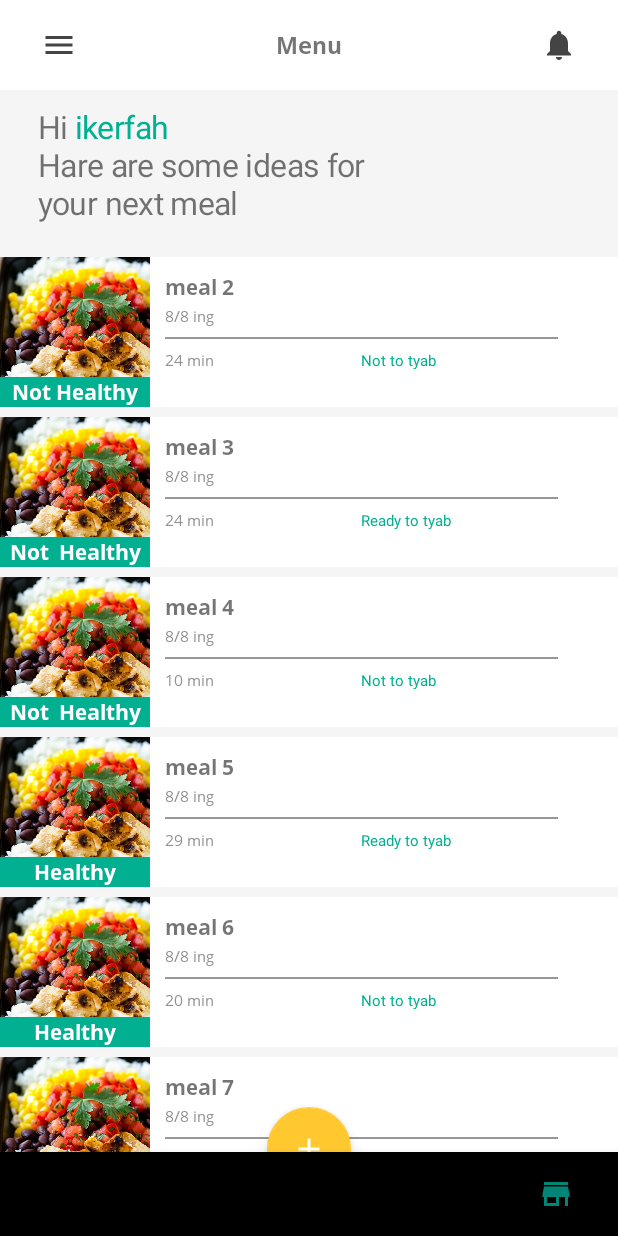
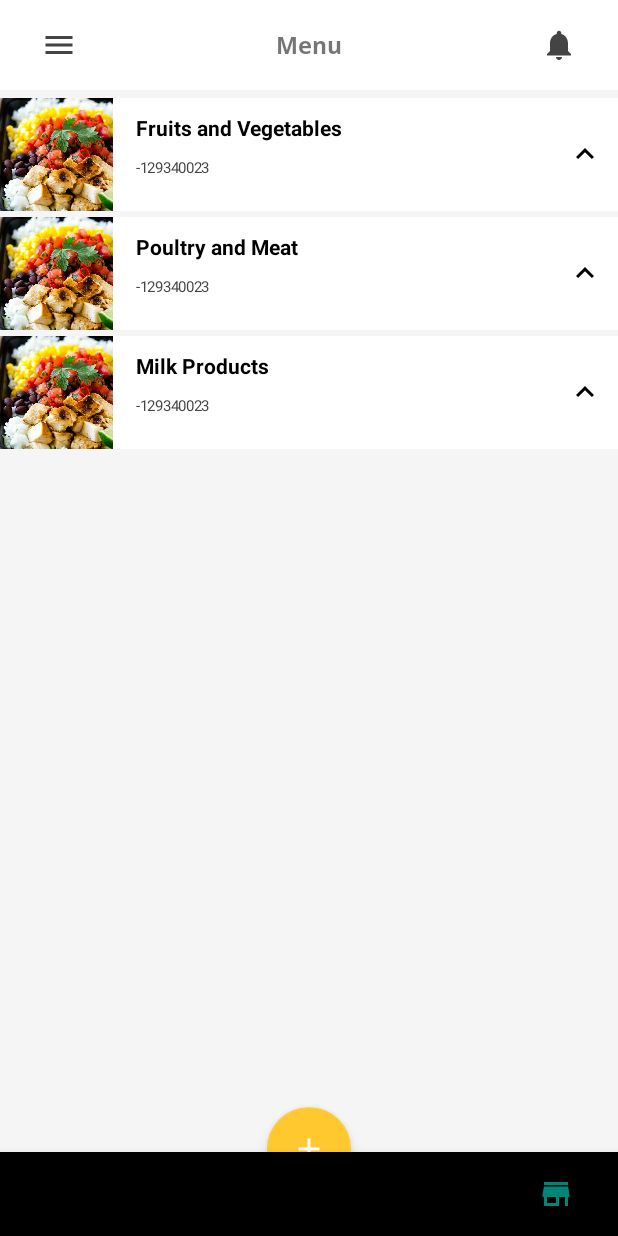
Before and after one commit to ikerfah/Junction2019, an Android app: the screen it shows after launch (MainActivity), item 5 of the bottom bar chosen, on a phone screen of 412 x 824 dp. Run offline under Robolectric (Android 15) with nearby library versions, the phone set to English and light mode, and no system bars; our stand-ins replace data binding.

Commit message:
Add expandable list view to my chicken view with dummy data

```diff
--- /dev/null
+++ b/app/src/main/java/com/ikerfah/junction2019/Faker.kt
@@ -0,0 +1,40 @@
+package com.ikerfah.junction2019
+
+import com.ikerfah.junction2019.kitchen.MyChickenChild
+import com.ikerfah.junction2019.kitchen.MyChickenGroup
+
+
+class Faker {
+
+    companion object{
+        fun getData(): HashMap<String, List<MyChickenChild>> {
+            val expandableListDetail = HashMap<String, List<MyChickenChild>>()
+
+            val cricket = ArrayList<MyChickenChild>()
+            cricket.add(MyChickenChild("India","5"))
+            cricket.add(MyChickenChild("Pakistan","12"))
+            cricket.add(MyChickenChild("Australia","1"))
+            cricket.add(MyChickenChild("England","2"))
+            cricket.add(MyChickenChild("South Africa","5"))
+
+            val football = ArrayList<MyChickenChild>()
+            football.add(MyChickenChild("Brazil","2"))
+            football.add(MyChickenChild("Spain","3"))
+            football.add(MyChickenChild("Germany","4"))
+            football.add(MyChickenChild("Netherlands","0.5"))
+            football.add(MyChickenChild("Italy","5"))
+
+            val basketball = ArrayList<MyChickenChild>()
+            basketball.add(MyChickenChild("United States","2"))
+            basketball.add(MyChickenChild("Spain","4"))
+            basketball.add(MyChickenChild("Argentina","1"))
+            basketball.add(MyChickenChild("France","1"))
+            basketball.add(MyChickenChild("Russia","7"))
+
+            expandableListDetail["Fruits and Vegetables"] = cricket
+            expandableListDetail["Poultry and Meat"] = football
+            expandableListDetail["Milk Products"] = basketball
+            return expandableListDetail
+        }
+    }
+}
--- a/app/src/main/java/com/ikerfah/junction2019/HomeFragment.kt
+++ /dev/null
@@ -1,62 +0,0 @@
-package com.ikerfah.junction2019
-
-
-import android.graphics.Rect
-import android.os.Bundle
-import androidx.fragment.app.Fragment
-import android.view.LayoutInflater
-import android.view.View
-import android.view.ViewGroup
-import androidx.recyclerview.widget.LinearLayoutManager
-import androidx.recyclerview.widget.RecyclerView
-import com.ikerfah.junction2019.databinding.FragmentHomeBinding
-
-/**
- * A simple [Fragment] subclass.
- */
-class HomeFragment : Fragment() {
-
-    private lateinit var mBinding : FragmentHomeBinding
-    override fun onCreateView(
-        inflater: LayoutInflater, container: ViewGroup?,
-        savedInstanceState: Bundle?
-    ): View? {
-        // Inflate the layout for this fragment
-        mBinding = FragmentHomeBinding.inflate(inflater,container,false)
-        return mBinding.root
-    }
-
-    override fun onViewCreated(view: View, savedInstanceState: Bundle?) {
-        var adapter = MealAdapter(
-            arrayListOf(
-                Meal("meal 1", "8/8 ing", "24 min", "Ready to tyab", "Healthy"),
-                Meal("meal 2", "8/8 ing", "24 min", "Not to tyab", "Not Healthy"),
-                Meal("meal 3", "8/8 ing", "24 min", "Ready to tyab", "Not  Healthy"),
-                Meal("meal 4", "8/8 ing", "10 min", "Not to tyab", "Not  Healthy"),
-                Meal("meal 5", "8/8 ing", "29 min", "Ready to tyab", "Healthy"),
-                Meal("meal 6", "8/8 ing", "20 min", "Not to tyab", "Healthy"),
-                Meal("meal 7", "8/8 ing", "5 min", "Ready to tyab", "Not Healthy"),
-                Meal("meal 8", "8/8 ing", "64 min", "Ready to tyab", "Healthy")
-            )
-        )
-
-        mBinding.recycler.layoutManager =
-            LinearLayoutManager(context, LinearLayoutManager.VERTICAL, false)
-        mBinding.recycler.adapter = adapter
-
-        mBinding.recycler.addItemDecoration(object : RecyclerView.ItemDecoration() {
-            override fun getItemOffsets(
-                outRect: Rect,
-                view: View,
-                parent: RecyclerView,
-                state: RecyclerView.State
-            ) {
-                with(outRect) {
-                    bottom = 10
-                }
-            }
-        })
-    }
-
-
-}
--- a/app/src/main/java/com/ikerfah/junction2019/MainActivity.kt
+++ b/app/src/main/java/com/ikerfah/junction2019/MainActivity.kt
@@ -1,45 +1,38 @@
 package com.ikerfah.junction2019
 
-import android.app.Activity
 import android.content.Intent
-import android.graphics.Rect
 import android.os.Bundle
-import android.view.View
-import android.widget.Toast
+import android.view.MenuItem
 import androidx.appcompat.app.AppCompatActivity
 import androidx.databinding.DataBindingUtil
-import androidx.recyclerview.widget.LinearLayoutManager
-import androidx.recyclerview.widget.RecyclerView
-import com.ikerfah.junction2019.databinding.ActivityMainBinding
-import androidx.core.app.ComponentActivity
-import androidx.core.app.ComponentActivity.ExtraData
-import androidx.core.content.ContextCompat.getSystemService
-import android.icu.lang.UCharacter.GraphemeClusterBreak.T
-import androidx.annotation.NonNull
-import com.google.android.material.bottomnavigation.BottomNavigationView
-import android.view.MenuItem
 import androidx.fragment.app.Fragment
 import androidx.fragment.app.FragmentManager
+import com.google.android.material.bottomnavigation.BottomNavigationView
+import com.ikerfah.junction2019.databinding.ActivityMainBinding
+import com.ikerfah.junction2019.home.HomeFragment
+import com.ikerfah.junction2019.kitchen.MyKitchenFragment
 
 
 class MainActivity : AppCompatActivity() {
 
     private val SCAN_CODE = 123
     private lateinit var mBinding: ActivityMainBinding
-    private lateinit var fm : FragmentManager
-    private lateinit var active : Fragment
-    private lateinit var fragment1 : Fragment
+    private lateinit var fm: FragmentManager
+    private lateinit var active: Fragment
+    private lateinit var homeFragment: Fragment
+    private lateinit var myKitchenFragment: Fragment
     override fun onCreate(savedInstanceState: Bundle?) {
         super.onCreate(savedInstanceState)
         mBinding = DataBindingUtil.setContentView(this, R.layout.activity_main)
 
-        fragment1 = HomeFragment()
-        active = fragment1
-        val fm = supportFragmentManager
+        homeFragment = HomeFragment()
+        myKitchenFragment = MyKitchenFragment()
+        active = homeFragment
+        fm = supportFragmentManager
 
-//        fm.beginTransaction().add(R.id.main_container, fragment3, "3").hide(fragment3).commit();
-//        fm.beginTransaction().add(R.id.main_container, fragment2, "2").hide(fragment2).commit();
-        fm.beginTransaction().add(R.id.main_fragment_container,fragment1, "1").commit()
+//        fm.beginTransaction().add(R.id.main_fragment_container, fragment3, "3").hide(fragment3).commit()
+        fm.beginTransaction().add(R.id.main_fragment_container, myKitchenFragment, "2").hide(myKitchenFragment).commit()
+        fm.beginTransaction().add(R.id.main_fragment_container, homeFragment, "1").commit()
         mBinding.btnAdd.setOnClickListener {
             //            val integrator = IntentIntegrator(this)
 //            integrator.setOrientationLocked(false)
@@ -80,8 +73,8 @@ class MainActivity : AppCompatActivity() {
             override fun onNavigationItemSelected(item: MenuItem): Boolean {
                 when (item.getItemId()) {
                     R.id.home -> {
-                        fm.beginTransaction().hide(active).show(fragment1).commit()
-                        active = fragment1
+                        fm.beginTransaction().hide(active).show(homeFragment).commit()
+                        active = homeFragment
                         return true
                     }
 
@@ -95,6 +88,8 @@ class MainActivity : AppCompatActivity() {
                     }
 
                     R.id.kitchen -> {
+                        fm.beginTransaction().hide(active).show(myKitchenFragment).commit()
+                        active = myKitchenFragment
                         return true
                     }
                 }
--- /dev/null
+++ b/app/src/main/java/com/ikerfah/junction2019/home/HomeFragment.kt
@@ -0,0 +1,111 @@
+package com.ikerfah.junction2019.home
+
+
+import android.graphics.Rect
+import android.os.Bundle
+import androidx.fragment.app.Fragment
+import android.view.LayoutInflater
+import android.view.View
+import android.view.ViewGroup
+import androidx.recyclerview.widget.LinearLayoutManager
+import androidx.recyclerview.widget.RecyclerView
+import com.ikerfah.junction2019.Meal
+import com.ikerfah.junction2019.databinding.FragmentHomeBinding
+
+/**
+ * A simple [Fragment] subclass.
+ */
+class HomeFragment : Fragment() {
+
+    private lateinit var mBinding : FragmentHomeBinding
+    override fun onCreateView(
+        inflater: LayoutInflater, container: ViewGroup?,
+        savedInstanceState: Bundle?
+    ): View? {
+        // Inflate the layout for this fragment
+        mBinding = FragmentHomeBinding.inflate(inflater,container,false)
+        return mBinding.root
+    }
+
+    override fun onViewCreated(view: View, savedInstanceState: Bundle?) {
+        var adapter = MealAdapter(
+            arrayListOf(
+                Meal(
+                    "meal 1",
+                    "8/8 ing",
+                    "24 min",
+                    "Ready to tyab",
+                    "Healthy"
+                ),
+                Meal(
+                    "meal 2",
+                    "8/8 ing",
+                    "24 min",
+                    "Not to tyab",
+                    "Not Healthy"
+                ),
+                Meal(
+                    "meal 3",
+                    "8/8 ing",
+                    "24 min",
+                    "Ready to tyab",
+                    "Not  Healthy"
+                ),
+                Meal(
+                    "meal 4",
+                    "8/8 ing",
+                    "10 min",
+                    "Not to tyab",
+                    "Not  Healthy"
+                ),
+                Meal(
+                    "meal 5",
+                    "8/8 ing",
+                    "29 min",
+                    "Ready to tyab",
+                    "Healthy"
+                ),
+                Meal(
+                    "meal 6",
+                    "8/8 ing",
+                    "20 min",
+                    "Not to tyab",
+                    "Healthy"
+                ),
+                Meal(
+                    "meal 7",
+                    "8/8 ing",
+                    "5 min",
+                    "Ready to tyab",
+                    "Not Healthy"
+                ),
+                Meal(
+                    "meal 8",
+                    "8/8 ing",
+                    "64 min",
+                    "Ready to tyab",
+                    "Healthy"
+                )
+            )
+        )
+
+        mBinding.recycler.layoutManager =
+            LinearLayoutManager(context, LinearLayoutManager.VERTICAL, false)
+        mBinding.recycler.adapter = adapter
+
+        mBinding.recycler.addItemDecoration(object : RecyclerView.ItemDecoration() {
+            override fun getItemOffsets(
+                outRect: Rect,
+                view: View,
+                parent: RecyclerView,
+                state: RecyclerView.State
+            ) {
+                with(outRect) {
+                    bottom = 10
+                }
+            }
+        })
+    }
+
+
+}
--- /dev/null
+++ b/app/src/main/java/com/ikerfah/junction2019/kitchen/CustomExpandableListAdapter.kt
@@ -0,0 +1,122 @@
+package com.ikerfah.junction2019.kitchen
+
+import android.content.Context
+import android.graphics.Typeface
+import android.view.LayoutInflater
+import android.view.View
+import android.view.ViewGroup
+import android.widget.BaseExpandableListAdapter
+import android.widget.TextView
+import com.ikerfah.junction2019.R
+import kotlinx.android.synthetic.main.item_expandable_group.view.*
+import android.widget.LinearLayout
+import android.util.TypedValue
+import android.view.ViewGroup.MarginLayoutParams
+
+
+
+
+
+
+class CustomExpandableListAdapter(
+    private val context: Context, private val expandableListTitle: List<MyChickenGroup>,
+    private val expandableListDetail: HashMap<String, List<MyChickenChild>>
+) : BaseExpandableListAdapter() {
+
+    override fun getChild(listPosition: Int, expandedListPosition: Int): MyChickenChild {
+        return this.expandableListDetail[this.expandableListTitle[listPosition].name]!![expandedListPosition]
+    }
+
+    override fun getChildId(listPosition: Int, expandedListPosition: Int): Long {
+        return expandedListPosition.toLong()
+    }
+
+    override fun getChildView(
+        listPosition: Int, expandedListPosition: Int,
+        isLastChild: Boolean, convertView: View?, parent: ViewGroup
+    ): View {
+        var convertView = convertView
+        val expandedListText = getChild(listPosition, expandedListPosition)
+        if (convertView == null) {
+            val layoutInflater = this.context
+                .getSystemService(Context.LAYOUT_INFLATER_SERVICE) as LayoutInflater
+            convertView = layoutInflater.inflate(R.layout.item_expandable_child, null)
+        }
+        val title = convertView!!
+            .findViewById(R.id.text_title) as TextView
+
+        val weight = convertView!!
+            .findViewById(R.id.text_weight) as TextView
+        title.text = expandedListText.name
+        weight.text = expandedListText.weight
+
+        val params = parent.layoutParams as MarginLayoutParams
+        params.bottomMargin = 30
+        convertView.requestLayout()
+        return convertView
+    }
+
+    fun convertDBToPx():Int{
+        val r = context.resources
+        return TypedValue.applyDimension(
+            TypedValue.COMPLEX_UNIT_DIP,
+            50f,
+            r.displayMetrics
+        ).toInt()
+    }
+    override fun getChildrenCount(listPosition: Int): Int {
+        return this.expandableListDetail[this.expandableListTitle[listPosition].name]!!.size
+    }
+
+    override fun getGroup(listPosition: Int): MyChickenGroup {
+        return this.expandableListTitle[listPosition]
+    }
+
+    override fun getGroupCount(): Int {
+        return this.expandableListTitle.size
+    }
+
+    override fun getGroupId(listPosition: Int): Long {
+        return listPosition.toLong()
+    }
+
+    override fun getGroupView(
+        listPosition: Int, isExpanded: Boolean,
+        convertView: View?, parent: ViewGroup
+    ): View {
+        var convertView = convertView
+        val listTitle = getGroup(listPosition)
+        if (convertView == null) {
+            val layoutInflater =
+                this.context.getSystemService(Context.LAYOUT_INFLATER_SERVICE) as LayoutInflater
+            convertView = layoutInflater.inflate(R.layout.item_expandable_group, null)
+        }
+        val title = convertView!!
+            .findViewById(R.id.text_title) as TextView
+
+        val items = convertView!!
+            .findViewById(R.id.text_items) as TextView
+        title.setTypeface(null, Typeface.BOLD)
+
+        title.text = listTitle.name
+        items.text = listTitle.nbItems.toString()
+
+
+        if (isExpanded) {
+            convertView.img_arrow.setImageResource(R.drawable.ic_keyboard_arrow_down_black_24dp);
+        } else {
+            convertView.img_arrow.setImageResource(R.drawable.ic_keyboard_arrow_up_black_24dp);
+        }
+
+
+        return convertView
+    }
+
+    override fun hasStableIds(): Boolean {
+        return false
+    }
+
+    override fun isChildSelectable(listPosition: Int, expandedListPosition: Int): Boolean {
+        return true
+    }
+}
--- /dev/null
+++ b/app/src/main/java/com/ikerfah/junction2019/kitchen/MyChickenChild.kt
@@ -0,0 +1,14 @@
+package com.ikerfah.junction2019.kitchen
+
+class MyChickenChild{
+
+    var name: String? = null
+    var weight: String? = null
+        get() = "$field kg"
+
+
+    constructor(name: String?, weight: String?) {
+        this.name = name
+        this.weight = weight
+    }
+}
--- /dev/null
+++ b/app/src/main/java/com/ikerfah/junction2019/kitchen/MyChickenGroup.kt
@@ -0,0 +1,7 @@
+package com.ikerfah.junction2019.kitchen
+
+data class MyChickenGroup(
+    val name: String? = null,
+    val nbItems: Int = 0
+) {
+}
--- /dev/null
+++ b/app/src/main/java/com/ikerfah/junction2019/kitchen/MyKitchenFragment.kt
@@ -0,0 +1,108 @@
+package com.ikerfah.junction2019.kitchen
+
+
+import android.content.Context
+import android.os.Bundle
+import android.view.LayoutInflater
+import android.view.View
+import android.view.ViewGroup
+import android.widget.ExpandableListAdapter
+import android.widget.ExpandableListView
+import androidx.fragment.app.Fragment
+import com.ikerfah.junction2019.Faker
+import com.ikerfah.junction2019.databinding.FragmentMyKitchenBinding
+import android.widget.Toast
+import kotlin.random.Random
+import android.util.DisplayMetrics
+
+
+
+
+
+
+/**
+ * A simple [Fragment] subclass.
+ */
+class MyKitchenFragment : Fragment() {
+    private lateinit var mBinding: FragmentMyKitchenBinding
+
+
+    var expandableListView: ExpandableListView? = null
+    var expandableListAdapter: ExpandableListAdapter? = null
+    var expandableListTitle: List<MyChickenGroup>? = null
+    var expandableListDetail: HashMap<String, List<MyChickenChild>>? = null
+    override fun onCreateView(
+        inflater: LayoutInflater, container: ViewGroup?,
+        savedInstanceState: Bundle?
+    ): View? {
+        // Inflate the layout for this fragment
+        mBinding = FragmentMyKitchenBinding.inflate(inflater,container,false)
+        return mBinding.root
+    }
+
+    private var mContext: Context? = null
+    override fun onAttach(context: Context?) {
+        super.onAttach(context)
+        mContext = context
+    }
+    fun GetPixelFromDips(pixels: Float): Int {
+        // Get the screen's density scale
+        val scale = resources.displayMetrics.density
+        // Convert the dps to pixels, based on density scale
+        return (pixels * scale + 0.5f).toInt()
+    }
+    override fun onViewCreated(view: View, savedInstanceState: Bundle?) {
+
+        expandableListDetail = Faker.getData()
+
+        expandableListTitle = expandableListDetail!!.keys.map {
+             MyChickenGroup(name = it, nbItems = Random(10).nextInt())
+        }
+
+        expandableListAdapter =
+            CustomExpandableListAdapter(mContext!!, expandableListTitle!!, expandableListDetail!!)
+
+        val metrics = DisplayMetrics()
+        activity?.windowManager?.defaultDisplay?.getMetrics(metrics)
+        val width = metrics.widthPixels
+
+        mBinding.expandableListview.setIndicatorBounds(
+            width - GetPixelFromDips(50f),
+            width - GetPixelFromDips(10f)
+        )
+
+        mBinding.expandableListview.setAdapter(expandableListAdapter)
+
+
+        mBinding.expandableListview.setIndicatorBounds(width - 50, width - 10)
+        mBinding.expandableListview.setOnGroupExpandListener { groupPosition ->
+            /*Toast.makeText(
+                mContext,
+                expandableListTitle!![groupPosition] + " List Expanded.",
+                Toast.LENGTH_SHORT
+            ).show()*/
+        }
+
+        mBinding.expandableListview.setOnGroupCollapseListener { groupPosition ->
+            /*Toast.makeText(
+                mContext,
+                expandableListTitle!![groupPosition] + " List Collapsed.",
+                Toast.LENGTH_SHORT
+            ).show()*/
+        }
+
+        mBinding.expandableListview.setOnChildClickListener { parent, v, groupPosition, childPosition, id ->
+            /*Toast.makeText(
+                mContext,
+                expandableListTitle!![groupPosition]
+                        + " -> "
+                        + expandableListDetail!![expandableListTitle!![groupPosition]]!![childPosition],
+                Toast.LENGTH_SHORT
+            ).show()*/
+            false
+        }
+
+
+
+    }
+}
--- /dev/null
+++ b/app/src/main/res/drawable/ic_keyboard_arrow_down_black_24dp.xml
@@ -0,0 +1,9 @@
+<vector xmlns:android="http://schemas.android.com/apk/res/android"
+        android:width="24dp"
+        android:height="24dp"
+        android:viewportWidth="24.0"
+        android:viewportHeight="24.0">
+    <path
+        android:fillColor="#FF000000"
+        android:pathData="M7.41,7.84L12,12.42l4.59,-4.58L18,9.25l-6,6 -6,-6z"/>
+</vector>
--- /dev/null
+++ b/app/src/main/res/drawable/ic_keyboard_arrow_up_black_24dp.xml
@@ -0,0 +1,9 @@
+<vector xmlns:android="http://schemas.android.com/apk/res/android"
+        android:width="24dp"
+        android:height="24dp"
+        android:viewportWidth="24.0"
+        android:viewportHeight="24.0">
+    <path
+        android:fillColor="#FF000000"
+        android:pathData="M7.41,15.41L12,10.83l4.59,4.58L18,14l-6,-6 -6,6z"/>
+</vector>
--- /dev/null
+++ b/app/src/main/res/layout/fragment_my_kitchen.xml
@@ -0,0 +1,17 @@
+<?xml version="1.0" encoding="utf-8"?>
+
+<layout xmlns:android="http://schemas.android.com/apk/res/android">
+
+    <ExpandableListView
+        android:layout_marginTop="5dp"
+        android:id="@+id/expandable_listview"
+        android:layout_height="match_parent"
+        android:layout_width="match_parent"
+        android:groupIndicator="@null"
+        android:indicatorLeft="?android:attr/expandableListPreferredItemIndicatorLeft"
+        android:divider="@android:color/transparent"
+        android:childDivider="@android:color/transparent"
+        android:dividerHeight="4dp"
+
+        />
+</layout>
--- /dev/null
+++ b/app/src/main/res/layout/item_expandable_group.xml
@@ -0,0 +1,52 @@
+<?xml version="1.0" encoding="utf-8"?>
+
+<androidx.appcompat.widget.LinearLayoutCompat xmlns:android="http://schemas.android.com/apk/res/android"
+    xmlns:app="http://schemas.android.com/apk/res-auto"
+    android:layout_width="match_parent"
+    android:layout_height="wrap_content"
+    android:gravity="center_vertical"
+    android:background="#ffffff"
+    android:orientation="horizontal">
+
+    <androidx.appcompat.widget.AppCompatImageView
+        android:layout_width="75dp"
+        android:layout_height="75dp"
+        android:scaleType="centerCrop"
+        app:srcCompat="@drawable/meal1" />
+
+    <androidx.appcompat.widget.LinearLayoutCompat
+        android:layout_width="0dp"
+        android:layout_weight="1"
+        android:layout_height="match_parent"
+        android:orientation="vertical"
+        android:paddingLeft="15dp">
+
+
+        <TextView
+            android:id="@+id/text_title"
+            android:layout_width="fill_parent"
+            android:layout_height="wrap_content"
+            android:paddingTop="10dp"
+            android:paddingBottom="10dp"
+            android:text="Fruits and Vegetables"
+            android:textColor="@android:color/black" />
+
+        <TextView
+            android:id="@+id/text_items"
+            android:layout_width="wrap_content"
+            android:layout_height="wrap_content"
+            android:letterSpacing="-0.02"
+            android:text="6 items"
+            android:textColor="#444444"
+            android:textSize="10sp" />
+
+    </androidx.appcompat.widget.LinearLayoutCompat>
+
+    <androidx.appcompat.widget.AppCompatImageView
+        android:id="@+id/img_arrow"
+        android:layout_width="wrap_content"
+        android:padding="10dp"
+        app:srcCompat="@drawable/ic_keyboard_arrow_up_black_24dp"
+        android:layout_height="wrap_content"/>
+
+</androidx.appcompat.widget.LinearLayoutCompat>
--- a/app/src/main/res/values/preloaded_fonts.xml
+++ b/app/src/main/res/values/preloaded_fonts.xml
@@ -2,5 +2,6 @@
 <resources>
     <array name="preloaded_fonts" translatable="false">
         <item>@font/open_sans</item>
+        <item>@font/open_sans_semibold</item>
     </array>
 </resources>
--- a/app/src/main/res/values/strings.xml
+++ b/app/src/main/res/values/strings.xml
@@ -4,7 +4,6 @@
     <string name="main_welcome_msg">Hi <font fgcolor='#01b091'>%s</font>\nHare are some ideas for\nyour next meal</string>
 
 
-
     <!-- TODO: Remove or change this placeholder text -->
     <string name="hello_blank_fragment">Hello blank fragment</string>
 
```
Also changed, not shown: app/src/main/java/com/ikerfah/junction2019/home/MealAdapter.kt (renamed from app/src/main/java/com/ikerfah/junction2019/MealAdapter.kt, +12 -3 lines), app/src/main/res/drawable/expandable_arrow.xml (added, +12 -0 lines), app/src/main/res/layout/item_expandable_child.xml (added, +47 -0 lines), app/src/main/res/font/open_sans_semiboldd.ttf (added).
